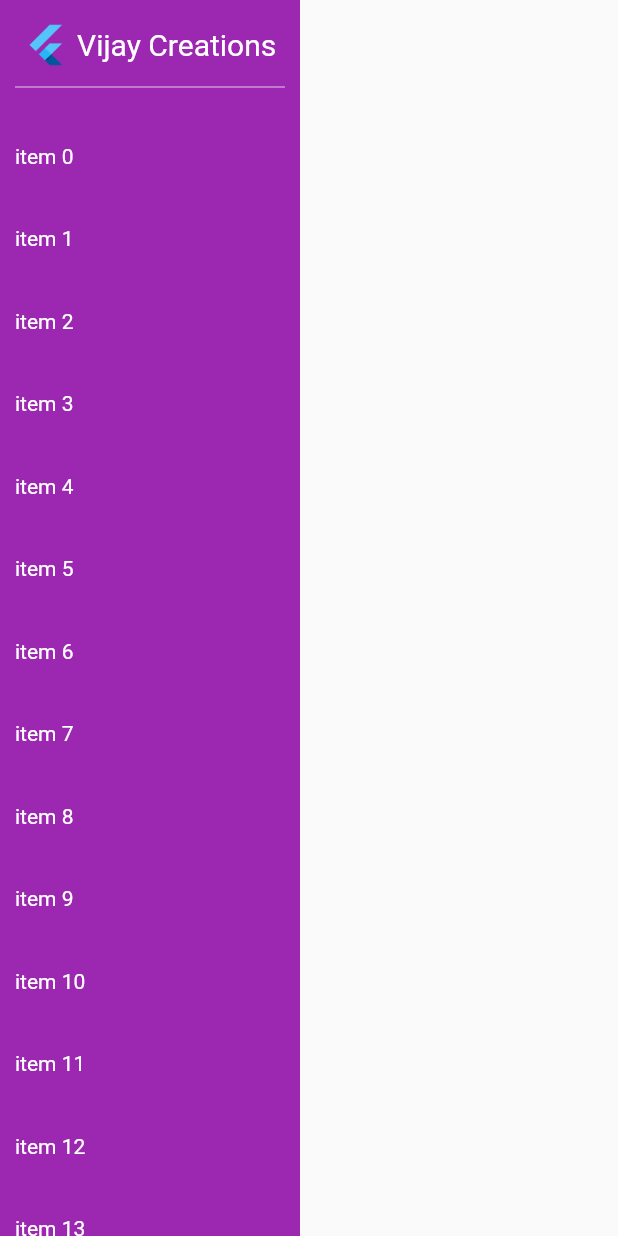
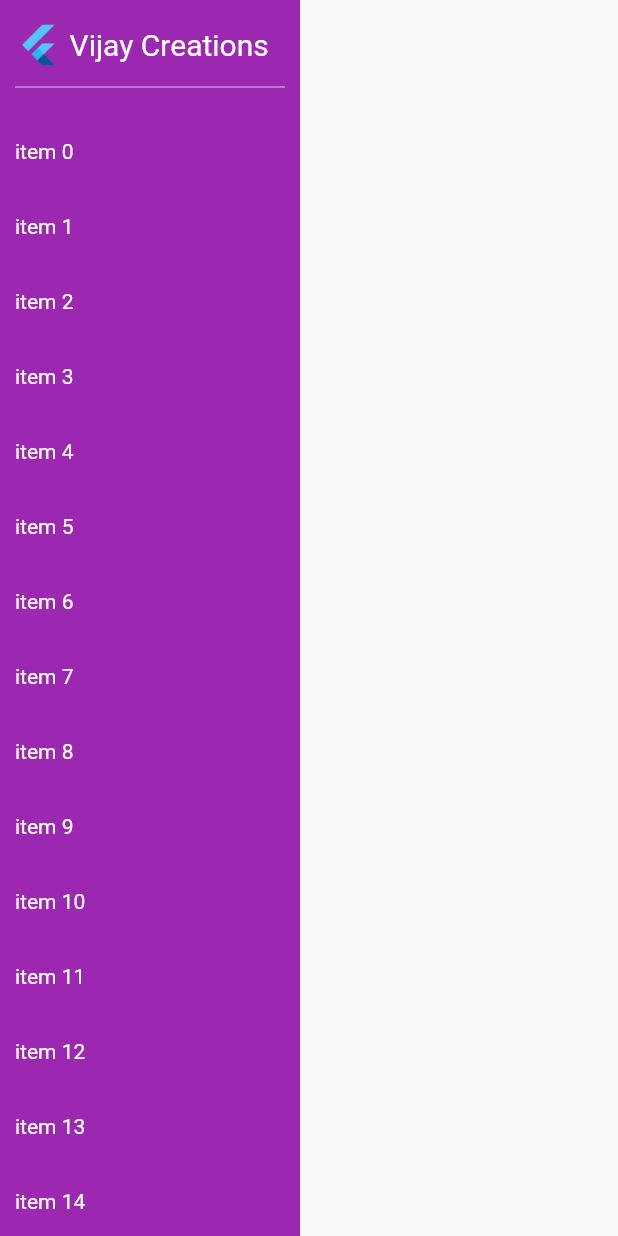
Before and after one commit to vijayinyoutube/responsive_layout, a Flutter app: the Siderbar widget shown alone on an empty page, opened directly, on a phone screen of 412 x 824 dp. Run offline on Flutter 3.47's test engine with Material 2 defaults, Android fonts, the phone set to English and light mode, and no system bars.

Commit message:
code refactor

```diff
--- a/lib/Screens/HomePage/Widgets/SideBarMenu.dart
+++ b/lib/Screens/HomePage/Widgets/SideBarMenu.dart
@@ -13,8 +13,6 @@ class Siderbar extends StatefulWidget {
 }
 
 class _SiderbarState extends State<Siderbar> {
-  Color primaryColor = Colors.transparent;
-  int previousIndex = 0;
   var list = [];
   @override
   void initState() {
@@ -69,17 +67,21 @@ class _SiderbarState extends State<Siderbar> {
             "Vijay Creations",
             style: TextStyle(color: Colors.white, fontSize: 20.00),
           ),
+           widthSpacer(10.00),
         ],
       );
 
   Widget buildItem(BuildContext context, int index) => Padding(
-        padding: const EdgeInsets.symmetric(vertical: 10.00),
-        child: GestureDetector(
-          onTap: () {
+        padding: const EdgeInsets.symmetric(vertical: 0),
+        child: MouseRegion(
+          onHover: (PointerEvent event) {
             setState(() {
-              list[previousIndex].isSelected = false;
               list[index].isSelected = true;
-              previousIndex = index;
+            });
+          },
+          onExit: (PointerEvent event) {
+            setState(() {
+              list[index].isSelected = false;
             });
           },
           child: Container(
@@ -87,7 +89,7 @@ class _SiderbarState extends State<Siderbar> {
                 ? Colors.white.withOpacity(0.25)
                 : Colors.transparent,
             width: double.infinity,
-            height: 35.00,
+            height: 50,
             child: Align(
               alignment: Alignment.centerLeft,
               child: Padding(
@@ -101,11 +103,4 @@ class _SiderbarState extends State<Siderbar> {
           ),
         ),
       );
-
-  changeColor() {
-    setState(() {
-      print("hovered");
-      primaryColor = Colors.white.withOpacity(0.25);
-    });
-  }
 }
```
